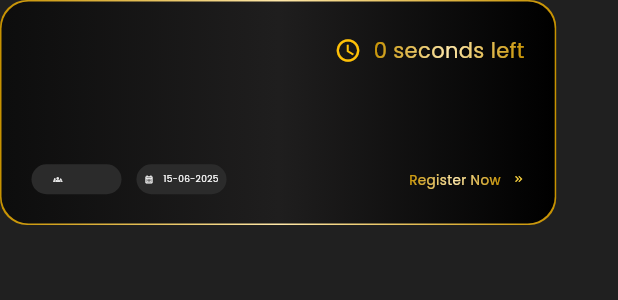
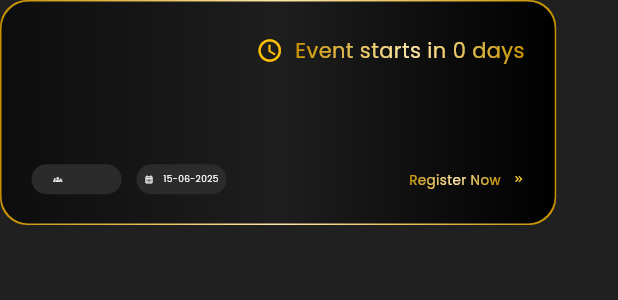
Before and after one commit to E-Cell-VITB/e_cell_website, a Flutter app: the EventCard widget shown alone on an empty page, opened directly with empty values, on a phone screen of 412 x 824 dp. Shown: the top 300 px of the screen. Run offline on Flutter 3.47's test engine with Material 3 defaults, Android fonts, the phone set to English and light mode, and no system bars; drawn by our look-alikes of toastification; our stand-ins replace cached_network_image, cloud_firestore, dio, firebase_auth, firebase_core, go_router and 2 more; missing offline and left inert: gsheets, seo; accounts and stored records are empty; statements that could not run were skipped.

Commit message:
feat: Update ongoing events handling and registration form layout; refine sitemap

```diff
--- a/lib/backend/firebase_services/ongoing_event_service.dart
+++ b/lib/backend/firebase_services/ongoing_event_service.dart
@@ -6,7 +6,8 @@ import 'package:firebase_auth/firebase_auth.dart';
 class OngoingEventService {
   final FirebaseFirestore _firestore = FirebaseFirestore.instance;
   final FirebaseAuth _auth = FirebaseAuth.instance;
-  final String _eventsCollection = 'ongoingEvents';
+  // final String _eventsCollection = 'ongoingEvents'; // production
+  final String _eventsCollection = 'ongoing_events'; //testing
 
   Future<List<OngoingEvent>> getAllEvents() async {
     try {
--- a/lib/screens/ongoing_events/ongoing_events.dart
+++ b/lib/screens/ongoing_events/ongoing_events.dart
@@ -1,3 +1,5 @@
+import 'dart:math';
+
 import 'package:e_cell_website/const/theme.dart';
 import 'package:e_cell_website/screens/ongoing_events/widgets/event_card.dart';
 import 'package:e_cell_website/services/providers/ongoing_event_provider.dart';
@@ -77,16 +79,20 @@ class OngoingEventsPage extends StatelessWidget {
                           return Column(
                             children: [
                               InkWell(
-                                onTap: () {
-                                  context.go('/onGoingEvents/${event.id}');
-                                },
+                                // onTap: () {
+                                //   context.go('/onGoingEvents/${event.id}');
+                                // },
                                 child: EventCard(
+                                  eventId: event.id,
+                                  eventEnds: event.estimatedEndTime,
+                                  registrationStarts: event.registrationStarts,
+                                  registrationEnds: event.registrationEnds,
+                                  eventdate: event.eventDate,
                                   eventname: event.name,
                                   description: event.description,
                                   eventtype: event.isTeamEvent
                                       ? 'Team Event'
                                       : 'Individual',
-                                  eventdate: event.eventDate,
                                   reward: event.prizePool!,
                                 ),
                               ),
--- a/lib/screens/ongoing_events/registration_form.dart
+++ b/lib/screens/ongoing_events/registration_form.dart
@@ -337,14 +337,14 @@ class OngoingEventRegisterState extends State<OngoingEventRegister> {
                               padding: EdgeInsets.all(isMobile ? 16 : 0),
                               child: LinearGradientText(
                                 child: Text(
-                                  '${event.name} Registration Form',
+                                  '${event.name}\nRegistration Form',
                                   style: isMobile
                                       ? Theme.of(context)
                                           .textTheme
                                           .headlineSmall
                                       : Theme.of(context)
                                           .textTheme
-                                          .displayMedium,
+                                          .displaySmall,
                                   textAlign: TextAlign.center,
                                 ),
                               ),
--- a/lib/screens/ongoing_events/widgets/event_card.dart
+++ b/lib/screens/ongoing_events/widgets/event_card.dart
@@ -1,6 +1,7 @@
 import 'package:e_cell_website/screens/events/widgets/eventdetails.dart';
 import 'package:e_cell_website/widgets/linear_grad_text.dart';
 import 'package:flutter/material.dart';
+import 'package:go_router/go_router.dart';
 import 'package:intl/intl.dart';
 
 class EventCard extends StatelessWidget {
@@ -8,43 +9,74 @@ class EventCard extends StatelessWidget {
   final String description;
   final String eventtype;
   final DateTime eventdate;
+  final DateTime? registrationStarts;
+  final DateTime? registrationEnds;
   final double reward;
+  final DateTime? eventEnds;
+  final String? eventId;
   const EventCard(
       {required this.eventname,
       required this.description,
       required this.eventtype,
       required this.eventdate,
       required this.reward,
+      this.registrationStarts,
+      this.registrationEnds,
+      this.eventEnds,
+      this.eventId,
       super.key});
 
-  String remainingDays(DateTime date) {
+  String getEventStatus() {
     final now = DateTime.now();
-    final difference = date.difference(now);
-
-    if (difference.isNegative) {
+    if (eventEnds != null && eventEnds!.isBefore(now)) {
       return 'Event has ended';
+    } else if (eventdate.isBefore(now)) {
+      return 'Event is ongoing';
+    } else if (eventdate.isAfter(now) &&
+        eventEnds != null &&
+        eventEnds!.isAfter(now)) {
+      final days = eventEnds!.difference(now).inDays;
+      return 'Event ends in $days days';
     }
 
-    final days = difference.inDays;
-    final hours = difference.inHours % 24;
-    final minutes = difference.inMinutes % 60;
-    final seconds = difference.inSeconds % 60;
+    if (registrationStarts != null && now.isBefore(registrationStarts!)) {
+      final days = registrationStarts!.difference(now).inDays;
+      return 'Registration starts in $days days';
+    }
 
-    if (days > 0) {
-      return '$days days left';
-    } else if (hours > 0) {
-      return '$hours hours left';
-    } else if (minutes > 0) {
-      return '$minutes minutes left';
-    } else {
-      return '$seconds seconds left';
+    if (registrationEnds != null && now.isBefore(registrationEnds!)) {
+      final days = registrationEnds!.difference(now).inDays;
+      return 'Registration ends in $days days';
     }
+
+    final eventDays = eventdate.difference(now).inDays;
+    return 'Event starts in $eventDays days';
+  }
+
+  String getRegisterCTA() {
+    final now = DateTime.now();
+    if (eventEnds != null && now.isAfter(eventEnds!)) {
+      return 'Event Ended';
+    }
+    if (registrationEnds != null && now.isAfter(registrationEnds!)) {
+      return 'Registration Closed';
+    }
+
+    if (registrationStarts != null && now.isBefore(registrationStarts!)) {
+      return 'Registration Not Started';
+    }
+
+    return 'Register Now';
   }
 
   @override
   Widget build(BuildContext context) {
     bool isMobile = MediaQuery.of(context).size.width < 700;
-    return GradientBox(
+    return Material(
+      color: Colors.transparent,
+      child: InkWell(
+        onTap: () => context.go('/onGoingEvents/$eventId'),
+        child: GradientBox(
           radius: 18,
           height: isMobile ? 150 : 250,
           width: isMobile
@@ -74,7 +106,7 @@ class EventCard extends StatelessWidget {
                           size: 18,
                         ),
                         const SizedBox(width: 8),
-                    LinearGradientText(child: Text(remainingDays(eventdate))),
+                        LinearGradientText(child: Text(getEventStatus())),
                       ],
                     ),
                   ],
@@ -82,7 +114,8 @@ class EventCard extends StatelessWidget {
                 SelectableText(
                   description,
                   style: TextStyle(
-                  color: const Color(0xFFC4C4C4), fontSize: isMobile ? 8 : 16),
+                      color: const Color(0xFFC4C4C4),
+                      fontSize: isMobile ? 8 : 16),
                   maxLines: isMobile ? 3 : 4,
                 ),
                 Row(
@@ -91,25 +124,32 @@ class EventCard extends StatelessWidget {
                   children: [
                     Row(
                       children: [
-                    detail_tile(isMobile, Icons.groups_3_outlined, eventtype),
+                        detailTile(
+                            isMobile, Icons.groups_3_outlined, eventtype),
                         SizedBox(
                           width: isMobile ? 10 : 16,
                         ),
-                    detail_tile(isMobile, Icons.calendar_month_outlined,
+                        detailTile(isMobile, Icons.calendar_month_outlined,
                             DateFormat('dd-MM-yyyy').format(eventdate)),
                         SizedBox(
                           width: isMobile ? 10 : 16,
                         ),
                         if (reward != 0)
-                      detail_tile(isMobile, Icons.emoji_events_outlined,
+                          detailTile(isMobile, Icons.emoji_events_outlined,
                               reward.toString()),
                       ],
                     ),
-                Row(
+                    InkWell(
+                      onTap: () {
+                        if (getRegisterCTA() == 'Register Now') {
+                          context.go('/onGoingEvents/$eventId');
+                        }
+                      },
+                      child: Row(
                         children: [
                           LinearGradientText(
                               child: Text(
-                      "Register Now",
+                            getRegisterCTA(),
                             style: TextStyle(fontSize: isMobile ? 9 : 16),
                           )),
                           const SizedBox(
@@ -121,16 +161,19 @@ class EventCard extends StatelessWidget {
                             size: isMobile ? 8 : 15,
                           ),
                         ],
+                      ),
                     )
                   ],
                 )
               ],
             ),
           ),
+        ),
+      ),
     );
   }
 
-  Widget detail_tile(bool isMobile, IconData icon, String heading) {
+  Widget detailTile(bool isMobile, IconData icon, String heading) {
     return Container(
       height: isMobile ? 20 : 40,
       width: isMobile ? 60 : 160,
--- a/lib/screens/recruitment/applications/recruitment_form_screen.dart
+++ b/lib/screens/recruitment/applications/recruitment_form_screen.dart
@@ -53,11 +53,11 @@ class _RecruitmentFormScreenState extends State<RecruitmentFormScreen> {
     'IT',
     'AI&ML',
     'AI&DS',
+    'CSBS',
     'ECE',
+    'EEE',
     'MECH',
     'CIVIL',
-    'CHEM',
-    'EEE',
     'Other',
   ];
 
```
Also changed, not shown: 2 other files. Lines whose indentation alone changed are shown as unchanged.
